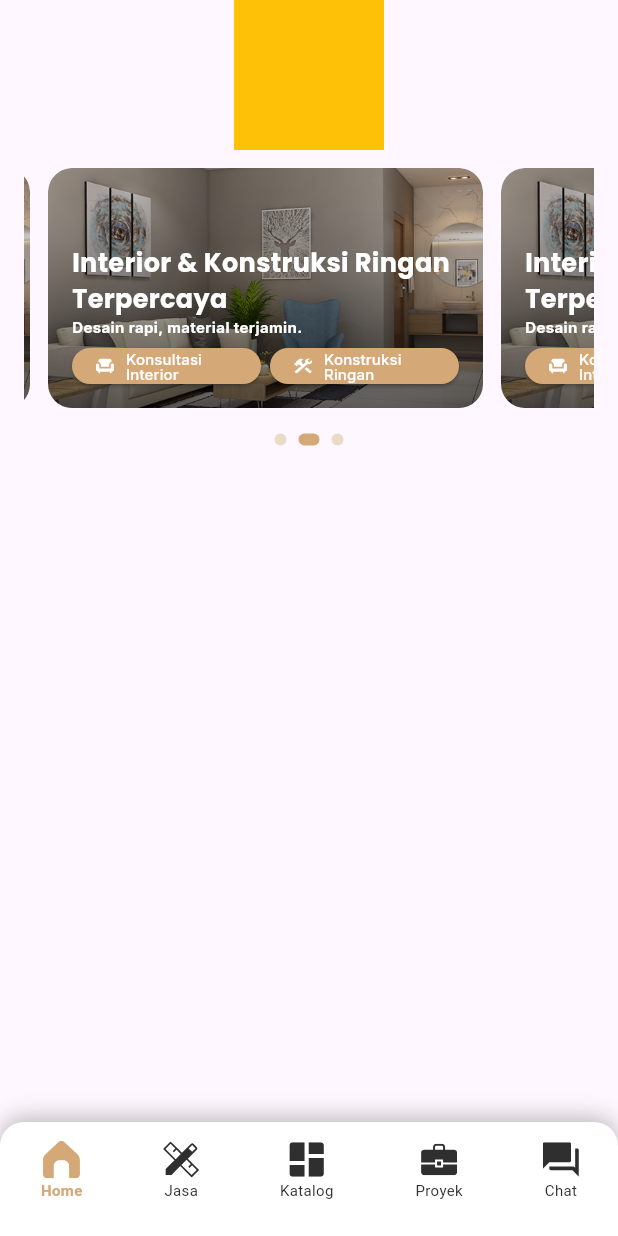
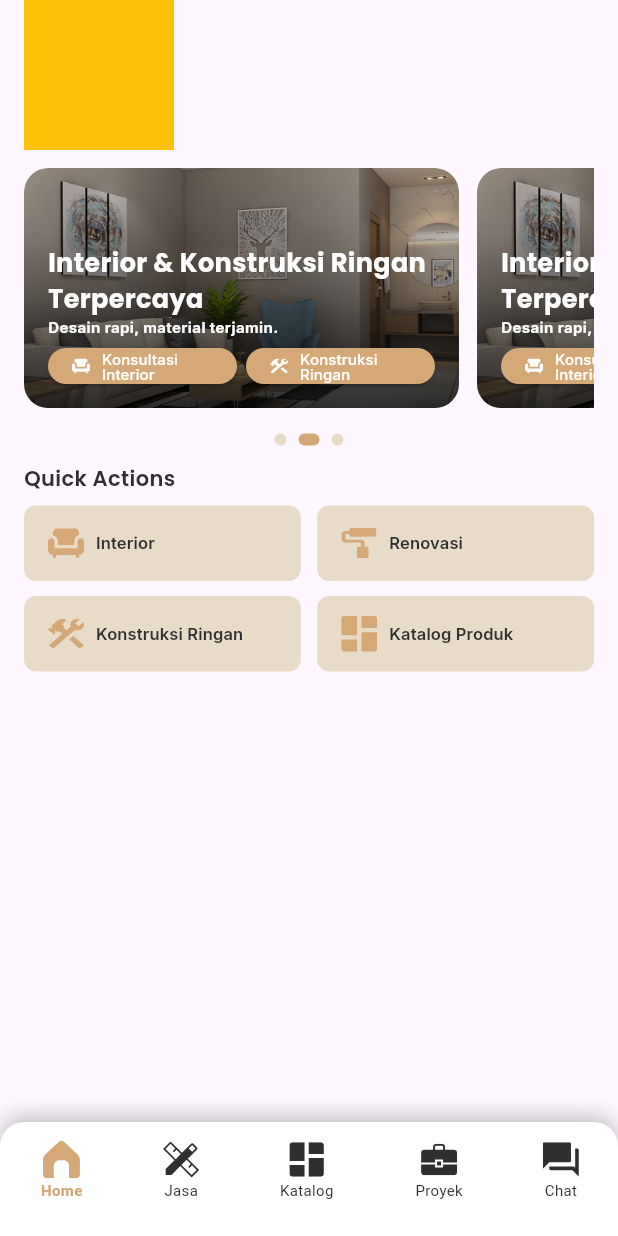
Before and after one commit to C3Claestis/tobo-interior-app, a Flutter app: the screen it shows after launch, on a phone screen of 412 x 824 dp. Run offline on Flutter 3.47's test engine with Material 3 defaults, Android fonts, the phone set to English and light mode, and no system bars; our stand-ins replace flutter_svg, gap, google_fonts.

Commit message:
add quickactions model n button

```diff
--- a/lib/main.dart
+++ b/lib/main.dart
@@ -1,6 +1,7 @@
 import 'package:flutter/material.dart';
 import 'package:flutter/services.dart';
 import 'package:provider/provider.dart';
+import 'package:tobo_apk/provider/home/quick_actions_prov.dart';
 import 'provider/main_navigation_prov.dart';
 import '../base/main_navigation_page.dart';
 import '../page/home_page.dart';
@@ -23,6 +24,7 @@ void main() async {
         ChangeNotifierProvider(create: (_) => ProfileProv()),
         ChangeNotifierProvider(create: (_) => SplashscreenProv()),
         ChangeNotifierProvider(create: (_) => MainNavigationProvider()),
+        ChangeNotifierProvider(create: (_) => QuickActionsProv()),
         ChangeNotifierProvider(create: (_) => ProductProv()..fetchProducts()),
       ],
       child: const MyApp(),
@@ -49,4 +51,8 @@ class AppRoutes {
   static const mainPage = '/';
   static const home = '/home';
   static const splashscreen = '/splashscreen';
+  static const konstruksiRingan = '/konstruksiRingan';
+  static const interior = '/interior';
+  static const renovasi = '/renovasi';
+  static const katalogProduk = '/katalogProduk';
 }
--- /dev/null
+++ b/lib/model/quick_actions_model.dart
@@ -0,0 +1,13 @@
+// ignore_for_file: file_names
+
+class QuickActionsModel {
+  final String iconPath;
+  final String title;
+  final String linkPage;
+
+  QuickActionsModel({
+    required this.iconPath,
+    required this.title,
+    required this.linkPage,
+  });
+}
--- a/lib/page/home_page.dart
+++ b/lib/page/home_page.dart
@@ -1,8 +1,11 @@
 import 'package:flutter/material.dart';
 import 'package:gap/gap.dart';
+import 'package:google_fonts/google_fonts.dart';
 import 'package:provider/provider.dart';
-import 'package:tobo_apk/provider/home_hero_prov.dart';
-import 'package:tobo_apk/widget/home_hero_widget.dart';
+import '../widget/home/quickactions_widget.dart';
+import '../provider/home/home_hero_prov.dart';
+import '../theme/appcolor.dart';
+import '../widget/home/home_hero_widget.dart';
 
 class HomePage extends StatelessWidget {
   const HomePage({super.key});
@@ -16,11 +19,38 @@ class HomePage extends StatelessWidget {
           padding: const EdgeInsets.only(bottom: 16, right: 16, left: 16),
           width: double.infinity,
           child: Column(
+            crossAxisAlignment: CrossAxisAlignment.start,
             children: [
               Container(color: Colors.amber, height: 100, width: 100),
               const Gap(12),
-              // 🔥 Hero banner (1x saja)
+              // 🔥 Hero banner
               const HomeHeroWidget(),
+              const Gap(12),
+              // 🔥 Quick Actions
+              Text(
+                "Quick Actions",
+                style: GoogleFonts.poppins(
+                  fontSize: 14,
+                  fontWeight: FontWeight.w600,
+                  color: AppColors.black,
+                ),
+              ),
+              const Gap(8),
+              GridView.count(
+                padding: EdgeInsets.zero,
+                mainAxisSpacing: 10,
+                crossAxisSpacing: 11,
+                crossAxisCount: 2,
+                shrinkWrap: true,
+                childAspectRatio: (165 / 45),
+                physics: const NeverScrollableScrollPhysics(),
+                children: [
+                  QuickactionsWidget(index: 0),
+                  QuickactionsWidget(index: 1),
+                  QuickactionsWidget(index: 2),
+                  QuickactionsWidget(index: 3),
+                ],
+              ),
             ],
           ),
         ),
--- /dev/null
+++ b/lib/provider/home/quick_actions_prov.dart
@@ -0,0 +1,33 @@
+import 'package:flutter/material.dart';
+import 'package:tobo_apk/main.dart';
+import 'package:tobo_apk/model/quick_actions_model.dart';
+
+class QuickActionsProv extends ChangeNotifier {
+  final List<QuickActionsModel> quickActions = [
+    QuickActionsModel(
+      title: 'Interior',
+      iconPath: 'assets/svgs/sofa.svg',
+      linkPage: AppRoutes.konstruksiRingan,
+    ),
+    QuickActionsModel(
+      title: 'Renovasi',
+      iconPath: 'assets/svgs/kuas.svg',
+      linkPage: AppRoutes.konstruksiRingan,
+    ),
+    QuickActionsModel(
+      title: 'Konstruksi Ringan',
+      iconPath: 'assets/svgs/konstruksi.svg',
+      linkPage: AppRoutes.konstruksiRingan,
+    ),
+    QuickActionsModel(
+      title: 'Katalog Produk',
+      iconPath: 'assets/svgs/katalog.svg',
+      linkPage: AppRoutes.konstruksiRingan,
+    ),
+  ];
+
+  void onTap(int index, BuildContext context) {
+    final quickAction = quickActions[index];
+    Navigator.pushNamed(context, quickAction.linkPage);
+  }
+}
--- /dev/null
+++ b/lib/widget/home/home_hero_widget.dart
@@ -0,0 +1,182 @@
+// ignore_for_file: deprecated_member_use
+
+import 'package:flutter/material.dart';
+import 'package:flutter_svg/svg.dart';
+import 'package:gap/gap.dart';
+import 'package:google_fonts/google_fonts.dart';
+import 'package:provider/provider.dart';
+import 'package:tobo_apk/provider/home/home_hero_prov.dart';
+import 'package:tobo_apk/theme/appcolor.dart';
+
+class HomeHeroWidget extends StatelessWidget {
+  const HomeHeroWidget({super.key});
+
+  @override
+  Widget build(BuildContext context) {
+    return Consumer<HomeHeroProv>(
+      builder: (_, prov, _) {
+        return Column(
+          mainAxisSize: MainAxisSize.min,
+          crossAxisAlignment: CrossAxisAlignment.start,
+          children: [
+            _heroBanner(context, prov),
+            const Gap(17),
+            _indicator(prov),
+          ],
+        );
+      },
+    );
+  }
+
+  SizedBox _heroBanner(BuildContext context, HomeHeroProv prov) {
+    return SizedBox(
+      height: 160,
+      width: double.infinity,
+      child: NotificationListener<ScrollNotification>(
+        onNotification: (_) {
+          context.read<HomeHeroProv>().onScroll(); // 🔥 listen false
+          return false;
+        },
+        child: ListView.separated(
+          controller: prov.scrollController,
+          scrollDirection: Axis.horizontal,
+          itemCount: prov.banners.length,
+          separatorBuilder: (_, _) => const Gap(12),
+          itemBuilder: (_, index) {
+            final banner = prov.banners[index];
+
+            return SizedBox(
+              width: 290,
+              height: 160,
+              child: Stack(
+                children: [
+                  _backgroundImage(banner.image),
+                  _gradientOverlay(),
+                  _content(context, prov, banner, index),
+                ],
+              ),
+            );
+          },
+        ),
+      ),
+    );
+  }
+
+  Widget _backgroundImage(String image) {
+    return Container(
+      decoration: BoxDecoration(
+        borderRadius: BorderRadius.circular(16),
+        image: DecorationImage(image: AssetImage(image), fit: BoxFit.cover),
+      ),
+    );
+  }
+
+  Widget _gradientOverlay() {
+    return Positioned.fill(
+      child: Container(
+        decoration: BoxDecoration(
+          borderRadius: BorderRadius.circular(16),
+          gradient: LinearGradient(
+            begin: Alignment.bottomCenter,
+            end: Alignment.topCenter,
+            colors: [Colors.black.withOpacity(0.8), Colors.transparent],
+          ),
+        ),
+      ),
+    );
+  }
+
+  Widget _content(BuildContext context, HomeHeroProv prov, banner, int index) {
+    return Positioned(
+      bottom: 16,
+      left: 16,
+      right: 16,
+      child: Column(
+        crossAxisAlignment: CrossAxisAlignment.start,
+        children: [
+          Text(
+            banner.title,
+            style: GoogleFonts.poppins(
+              color: AppColors.pureWhite,
+              fontSize: 17,
+              fontWeight: FontWeight.bold,
+            ),
+          ),
+          Text(
+            banner.description,
+            style: GoogleFonts.inter(
+              color: AppColors.pureWhite,
+              fontSize: 10,
+              fontWeight: FontWeight.bold,
+            ),
+          ),
+          const SizedBox(height: 7),
+          Row(
+            mainAxisAlignment: MainAxisAlignment.spaceBetween,
+            children: [
+              _actionButton(
+                context,
+                icon: 'assets/svgs/sofa.svg',
+                text: banner.buttonTextLeft,
+                onTap: () => context.read<HomeHeroProv>().onBannerTap(index),
+              ),
+              _actionButton(
+                context,
+                icon: 'assets/svgs/konstruksi.svg',
+                text: banner.buttonTextRight,
+                onTap: () => context.read<HomeHeroProv>().onBannerTap(index),
+              ),
+            ],
+          ),
+        ],
+      ),
+    );
+  }
+
+  Widget _actionButton(
+    BuildContext context, {
+    required String icon,
+    required String text,
+    required VoidCallback onTap,
+  }) {
+    return SizedBox(
+      height: 24,
+      width: 126,
+      child: ElevatedButton.icon(
+        onPressed: onTap,
+        icon: SvgPicture.asset(icon, width: 12, height: 12),
+        label: Text(
+          text,
+          style: GoogleFonts.inter(
+            fontSize: 10,
+            color: AppColors.pureWhite,
+            height: 1,
+          ),
+        ),
+        style: ElevatedButton.styleFrom(
+          backgroundColor: AppColors.softWood,
+          foregroundColor: AppColors.pureWhite,
+        ),
+      ),
+    );
+  }
+
+  Row _indicator(HomeHeroProv prov) {
+    return Row(
+      mainAxisAlignment: MainAxisAlignment.center,
+      children: List.generate(prov.banners.length, (index) {
+        final active = index == prov.currentIndex;
+        return AnimatedContainer(
+          duration: const Duration(milliseconds: 300),
+          margin: const EdgeInsets.symmetric(horizontal: 4),
+          width: active ? 14 : 8,
+          height: 8,
+          decoration: BoxDecoration(
+            color: active ? AppColors.softWood : AppColors.warmBeige,
+            borderRadius: BorderRadius.circular(20),
+          ),
+        );
+      }),
+    );
+  }
+}
--- /dev/null
+++ b/lib/widget/home/quickactions_widget.dart
@@ -0,0 +1,45 @@
+// ignore_for_file: deprecated_member_use
+
+import 'package:flutter/material.dart';
+import 'package:flutter_svg/svg.dart';
+import 'package:google_fonts/google_fonts.dart';
+import 'package:provider/provider.dart';
+import 'package:tobo_apk/provider/home/quick_actions_prov.dart';
+import 'package:tobo_apk/theme/appcolor.dart';
+
+class QuickactionsWidget extends StatelessWidget {
+  final int index;
+
+  const QuickactionsWidget({super.key, required this.index});
+
+  @override
+  Widget build(BuildContext context) {
+    return Consumer<QuickActionsProv>(
+      builder: (context, prov, _) => TextButton.icon(
+        onPressed: () => prov.onTap(index, context),
+        style: TextButton.styleFrom(
+          alignment: Alignment.centerLeft, // 🔥 mulai dari kiri
+          padding: const EdgeInsets.symmetric(horizontal: 16),
+          backgroundColor: AppColors.warmBeige,
+          shape: RoundedRectangleBorder(borderRadius: BorderRadius.circular(8)),
+        ),
+        icon: SvgPicture.asset(
+          prov.quickActions[index].iconPath,
+          color: AppColors.softWood,
+          width: 24,
+          height: 24,
+        ),
+        label: Text(
+          prov.quickActions[index].title,
+          maxLines: 1,
+          overflow: TextOverflow.ellipsis,
+          style: GoogleFonts.inter(
+            fontSize: 11,
+            fontWeight: FontWeight.w600,
+            color: AppColors.black,
+          ),
+        ),
+      ),
+    );
+  }
+}
--- a/lib/widget/home_hero_widget.dart
+++ /dev/null
@@ -1,182 +0,0 @@
-// ignore_for_file: deprecated_member_use
-
-import 'package:flutter/material.dart';
-import 'package:flutter_svg/svg.dart';
-import 'package:gap/gap.dart';
-import 'package:google_fonts/google_fonts.dart';
-import 'package:provider/provider.dart';
-import 'package:tobo_apk/provider/home_hero_prov.dart';
-import 'package:tobo_apk/theme/appcolor.dart';
-
-class HomeHeroWidget extends StatelessWidget {
-  const HomeHeroWidget({super.key});
-
-  @override
-  Widget build(BuildContext context) {
-    final prov = context.watch<HomeHeroProv>();
-
-    return Column(
-      mainAxisSize: MainAxisSize.min,
-      children: [
-        // 🔥 FULL WIDTH CONTAINER
-        SizedBox(
-          height: 160,
-          width: double.infinity,
-          child: NotificationListener<ScrollNotification>(
-            onNotification: (_) {
-              prov.onScroll();
-              return false;
-            },
-            child: ListView.separated(
-              controller: prov.scrollController,
-              scrollDirection: Axis.horizontal,
-              padding: const EdgeInsets.only(left: 16),
-              itemCount: prov.banners.length,
-              separatorBuilder: (_, _) => const Gap(12),
-              itemBuilder: (context, index) {
-                final banner = prov.banners[index];
-
-                return SizedBox(
-                  width: 290, // 🔥 FIXED BANNER SIZE
-                  height: 160,
-                  child: Stack(
-                    children: [
-                      Container(
-                        decoration: BoxDecoration(
-                          borderRadius: BorderRadius.circular(16),
-                          image: DecorationImage(
-                            image: AssetImage(banner.image),
-                            fit: BoxFit.cover,
-                          ),
-                        ),
-                      ),
-                      Positioned.fill(
-                        child: Container(
-                          decoration: BoxDecoration(
-                            borderRadius: BorderRadius.circular(16),
-                            gradient: LinearGradient(
-                              begin: Alignment.bottomCenter,
-                              end: Alignment.topCenter,
-                              colors: [
-                                Colors.black.withOpacity(0.6),
-                                Colors.transparent,
-                              ],
-                            ),
-                          ),
-                        ),
-                      ),
-                      Positioned(
-                        bottom: 16,
-                        left: 16,
-                        right: 16,
-                        child: Column(
-                          crossAxisAlignment: CrossAxisAlignment.start,
-                          children: [
-                            Text(
-                              banner.title,
-                              style: GoogleFonts.poppins(
-                                color: AppColors.pureWhite,
-                                fontSize: 17,
-                                fontWeight: FontWeight.bold,
-                              ),
-                            ),
-                            Text(
-                              banner.description,
-                              style: GoogleFonts.inter(
-                                color: AppColors.pureWhite,
-                                fontSize: 10,
-                                fontWeight: FontWeight.bold,
-                              ),
-                            ),
-                            const SizedBox(height: 7),
-                            Row(
-                              mainAxisAlignment: MainAxisAlignment.spaceBetween,
-                              crossAxisAlignment: CrossAxisAlignment.center,
-                              children: [
-                                SizedBox(
-                                  height: 24,
-                                  width: 126,
-                                  child: ElevatedButton.icon(
-                                    onPressed: () => prov.onBannerTap(index),
-                                    icon: SvgPicture.asset(
-                                      'assets/svgs/sofa.svg',
-                                      width: 12,
-                                      height: 12,
-                                    ),
-                                    label: Text(
-                                      banner.buttonTextLeft,
-                                      style: GoogleFonts.inter(
-                                        fontSize: 10,
-                                        color: AppColors.pureWhite,
-                                        height: 1,
-                                      ),
-                                    ),
-                                    style: ElevatedButton.styleFrom(
-                                      backgroundColor: AppColors.softWood,
-                                      foregroundColor: AppColors.pureWhite,
-                                    ),
-                                  ),
-                                ),
-
-                                SizedBox(
-                                  height: 24,
-                                  width: 126,
-                                  child: ElevatedButton.icon(
-                                    onPressed: () => prov.onBannerTap(index),
-                                    icon: SvgPicture.asset(
-                                      'assets/svgs/konstruksi.svg',
-                                    ),
-                                    label: Text(
-                                      banner.buttonTextRight,
-                                      style: GoogleFonts.inter(
-                                        fontSize: 10,
-                                        color: AppColors.pureWhite,
-                                        height: 1,
-                                      ),
-                                    ),
-                                    style: ElevatedButton.styleFrom(
-                                      backgroundColor: AppColors.softWood,
-                                      foregroundColor: AppColors.pureWhite,
-                                    ),
-                                  ),
-                                ),
-                              ],
-                            ),
-                          ],
-                        ),
-                      ),
-                    ],
-                  ),
-                );
-              },
-            ),
-          ),
-        ),
-
-        const Gap(17),
-
-        // 🔹 INDICATOR
-        _indicator(prov),
-      ],
-    );
-  }
-
-  Row _indicator(HomeHeroProv prov) {
-    return Row(
-      mainAxisAlignment: MainAxisAlignment.center,
-      children: List.generate(prov.banners.length, (index) {
-        final active = index == prov.currentIndex;
-        return AnimatedContainer(
-          duration: const Duration(milliseconds: 300),
-          margin: const EdgeInsets.symmetric(horizontal: 4),
-          width: active ? 14 : 8,
-          height: 8,
-          decoration: BoxDecoration(
-            color: active ? AppColors.softWood : AppColors.warmBeige,
-            borderRadius: BorderRadius.circular(20),
-          ),
-        );
-      }),
-    );
-  }
-}
```
Also changed, not shown: assets/svgs/kuas.svg (added), lib/provider/home/home_hero_prov.dart (renamed from lib/provider/home_hero_prov.dart).
